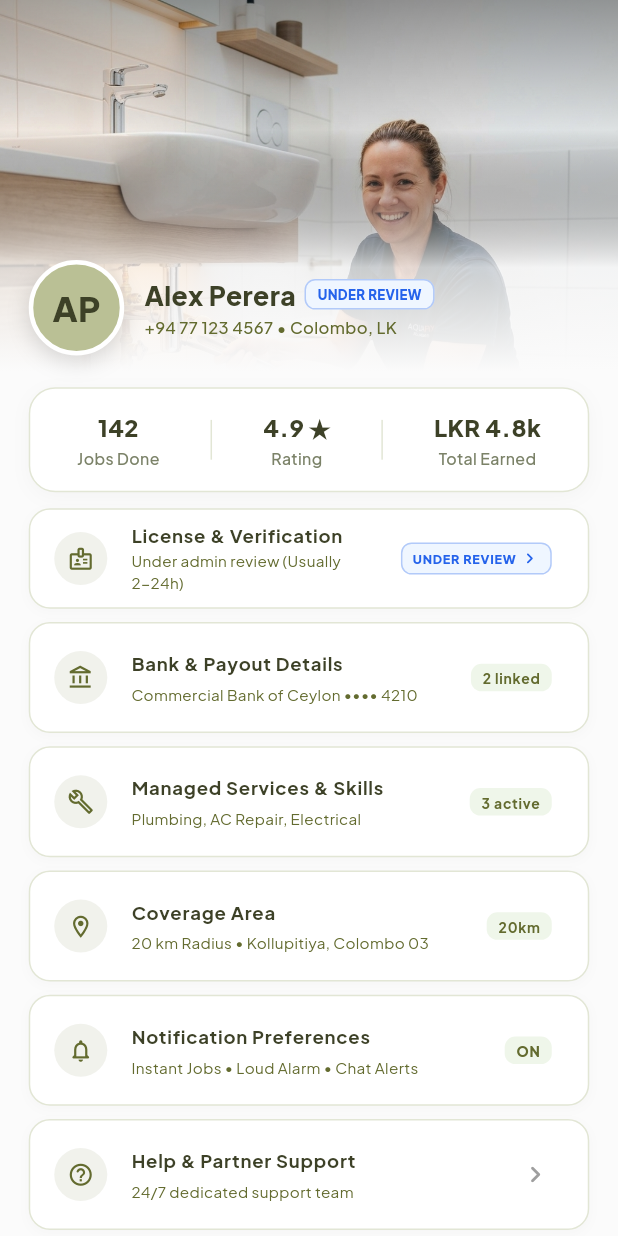
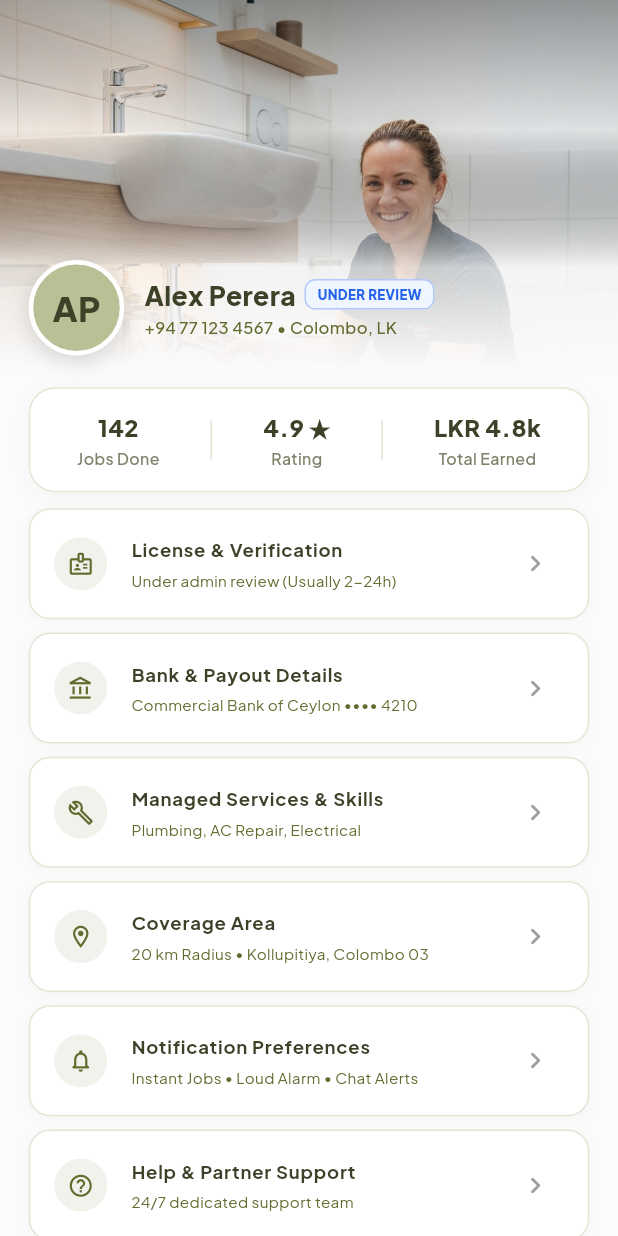
Before and after one commit to Handygig/Provider-App, a Flutter app: the ProfileTab screen opened directly, on a phone screen of 412 x 824 dp. Run offline on Flutter 3.47's test engine with Material 3 defaults, Android fonts, the phone set to English and light mode, and no system bars; our stand-ins replace connectivity_plus, dartz, device_info_plus, dio, equatable, firebase_auth and 8 more; missing offline and left inert: customer_app; accounts and stored records are empty.

Commit message:
refactor: remove trailing status and info badges from profile menu tiles

```diff
--- a/lib/src/presentation/tabs/profile_tab.dart
+++ b/lib/src/presentation/tabs/profile_tab.dart
@@ -260,58 +260,11 @@ class ProfileTab extends StatelessWidget {
                         ),
                       );
                     },
-                    trailing: Container(
-                      padding: EdgeInsets.symmetric(
-                          horizontal: 7.w, vertical: 3.h),
-                      decoration: BoxDecoration(
-                        color: status.backgroundColor,
-                        borderRadius: BorderRadius.circular(8.r),
-                        border: Border.all(
-                            color: status.color.withValues(alpha: 0.3)),
-                      ),
-                      child: Row(
-                        mainAxisSize: MainAxisSize.min,
-                        children: [
-                          Text(
-                            status.badgeText,
-                            style: GoogleFonts.plusJakartaSans(
-                              fontSize: 9.5.sp,
-                              fontWeight: FontWeight.w800,
-                              color: status.color,
-                            ),
-                          ),
-                          SizedBox(width: 2.w),
-                          Icon(
-                            Icons.chevron_right_rounded,
-                            color: status.color,
-                            size: 16.r,
-                          ),
-                        ],
-                      ),
-                    ),
                   ),
                   _buildMenuTile(
                     icon: Icons.account_balance_outlined,
                     title: 'Bank & Payout Details',
                     subtitle: PayoutService.instance.primaryAccountSummary,
-                    trailing: Container(
-                      padding: EdgeInsets.symmetric(
-                        horizontal: 8.w,
-                        vertical: 3.h,
-                      ),
-                      decoration: BoxDecoration(
-                        color: const Color(0xFFEFF6EA),
-                        borderRadius: BorderRadius.circular(8.r),
-                      ),
-                      child: Text(
-                        '${PayoutService.instance.accounts.length} linked',
-                        style: GoogleFonts.plusJakartaSans(
-                          fontSize: 10.5.sp,
-                          fontWeight: FontWeight.w700,
-                          color: AppColors.primary,
-                        ),
-                      ),
-                    ),
                     onTap: () {
                       HapticFeedback.lightImpact();
                       Navigator.push(
@@ -327,24 +280,6 @@ class ProfileTab extends StatelessWidget {
                     title: 'Managed Services & Skills',
                     subtitle:
                         ManagedServicesService.instance.activeServicesSummary,
-                    trailing: Container(
-                      padding: EdgeInsets.symmetric(
-                        horizontal: 8.w,
-                        vertical: 3.h,
-                      ),
-                      decoration: BoxDecoration(
-                        color: const Color(0xFFEFF6EA),
-                        borderRadius: BorderRadius.circular(8.r),
-                      ),
-                      child: Text(
-                        '${ManagedServicesService.instance.activeServices.length} active',
-                        style: GoogleFonts.plusJakartaSans(
-                          fontSize: 10.5.sp,
-                          fontWeight: FontWeight.w700,
-                          color: AppColors.primary,
-                        ),
-                      ),
-                    ),
                     onTap: () {
                       HapticFeedback.lightImpact();
                       Navigator.push(
@@ -361,24 +296,6 @@ class ProfileTab extends StatelessWidget {
                     title: 'Coverage Area',
                     subtitle:
                         '${WorkingHoursCoverageService.instance.coverageSummary} • ${WorkingHoursCoverageService.instance.baseLocation}',
-                    trailing: Container(
-                      padding: EdgeInsets.symmetric(
-                        horizontal: 8.w,
-                        vertical: 3.h,
-                      ),
-                      decoration: BoxDecoration(
-                        color: const Color(0xFFEFF6EA),
-                        borderRadius: BorderRadius.circular(8.r),
-                      ),
-                      child: Text(
-                        '${WorkingHoursCoverageService.instance.radiusKm.toInt()}km',
-                        style: GoogleFonts.plusJakartaSans(
-                          fontSize: 10.5.sp,
-                          fontWeight: FontWeight.w700,
-                          color: AppColors.primary,
-                        ),
-                      ),
-                    ),
                     onTap: () {
                       HapticFeedback.lightImpact();
                       Navigator.push(
@@ -395,33 +312,6 @@ class ProfileTab extends StatelessWidget {
                     title: 'Notification Preferences',
                     subtitle:
                         NotificationPreferencesService.instance.summary,
-                    trailing: Container(
-                      padding: EdgeInsets.symmetric(
-                        horizontal: 8.w,
-                        vertical: 3.h,
-                      ),
-                      decoration: BoxDecoration(
-                        color: NotificationPreferencesService
-                                .instance.allNotificationsEnabled
-                            ? const Color(0xFFEFF6EA)
-                            : const Color(0xFFFEF2F2),
-                        borderRadius: BorderRadius.circular(8.r),
-                      ),
-                      child: Text(
-                        NotificationPreferencesService
-                                .instance.allNotificationsEnabled
-                            ? 'ON'
-                            : 'MUTED',
-                        style: GoogleFonts.plusJakartaSans(
-                          fontSize: 10.5.sp,
-                          fontWeight: FontWeight.w800,
-                          color: NotificationPreferencesService
-                                  .instance.allNotificationsEnabled
-                              ? AppColors.primary
-                              : const Color(0xFFEF4444),
-                        ),
-                      ),
-                    ),
                     onTap: () {
                       HapticFeedback.lightImpact();
                       Navigator.push(
```
